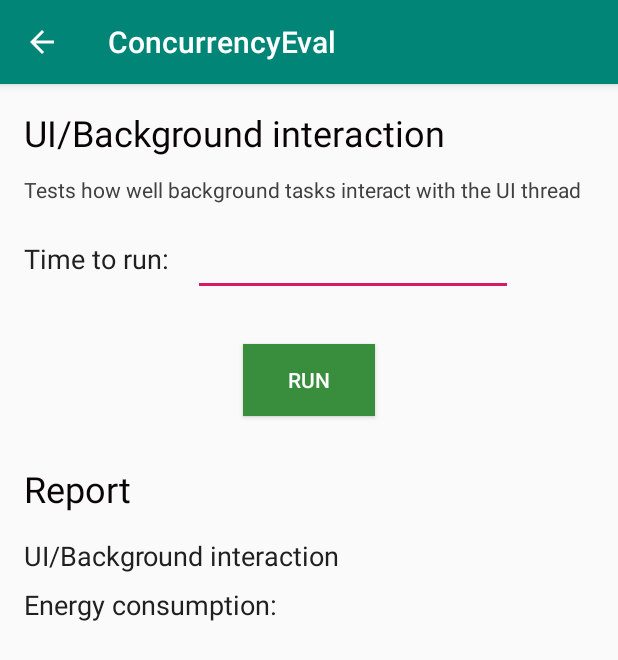
After one commit to WilliamWV/androidConcAndSync, an Android app: the UiBackActivity screen opened directly, with no data from a screen before it, on a phone screen of 412 x 824 dp. The commit adds this screen. Shown: the top 660 px of the screen. Run offline under Robolectric (Android 15) with nearby library versions, the phone set to English and light mode, and no system bars.

Commit message:
Added activity to UI/background interaction

```diff
--- a/app/src/main/AndroidManifest.xml
+++ b/app/src/main/AndroidManifest.xml
@@ -9,6 +9,13 @@
         android:roundIcon="@mipmap/ic_launcher_round"
         android:supportsRtl="true"
         android:theme="@style/AppTheme">
+        <activity
+            android:name=".activities.UiBackActivity"
+            android:parentActivityName=".activities.InitActivity">
+            <meta-data
+                android:name="android.support.PARENT_ACTIVITY"
+                android:value=".activities.InitActivity" />
+        </activity>
         <activity
             android:name=".activities.LargeFileDownActivity"
             android:parentActivityName=".activities.InitActivity">
--- a/app/src/main/java/com/example/concurrencyeval/activities/InitActivity.kt
+++ b/app/src/main/java/com/example/concurrencyeval/activities/InitActivity.kt
@@ -75,6 +75,9 @@ class InitActivity : AppCompatActivity(){
                 Constants.LARGE_DOWN -> Intent(this, LargeFileDownActivity::class.java).apply {
                     putExtra(Constants.IMPL_EXTRA, selectedImplementation)
                 }
+                Constants.UI_BACKGROUND -> Intent(this, UiBackActivity::class.java).apply {
+                    putExtra(Constants.IMPL_EXTRA, selectedImplementation)
+                }
                 else -> Intent(this, ProblemActivity::class.java).apply {
                     putExtra(Constants.PROBLEM_EXTRA, selectedProblem)
                     putExtra(Constants.IMPL_EXTRA, selectedImplementation)
--- /dev/null
+++ b/app/src/main/java/com/example/concurrencyeval/activities/UiBackActivity.kt
@@ -0,0 +1,13 @@
+package com.example.concurrencyeval.activities
+
+import android.support.v7.app.AppCompatActivity
+import android.os.Bundle
+import com.example.concurrencyeval.R
+
+class UiBackActivity : AppCompatActivity() {
+
+    override fun onCreate(savedInstanceState: Bundle?) {
+        super.onCreate(savedInstanceState)
+        setContentView(R.layout.activity_ui_back)
+    }
+}
--- a/app/src/main/res/layout/activity_conc_sum.xml
+++ b/app/src/main/res/layout/activity_conc_sum.xml
@@ -34,7 +34,7 @@
             android:layout_marginLeft="16dp" android:layout_marginStart="16dp" android:textColor="@color/textColor"
             android:textSize="18sp"/>
     <TextView
-            android:text="@string/time_to_run_label"
+            android:text="@string/tasks_to_run_label"
             android:layout_width="wrap_content"
             android:layout_height="wrap_content"
             android:id="@+id/cs_tv_tasks"
--- a/app/src/main/res/layout/activity_mat_mult.xml
+++ b/app/src/main/res/layout/activity_mat_mult.xml
@@ -34,7 +34,7 @@
             android:layout_marginLeft="16dp" android:layout_marginStart="16dp" android:textColor="@color/textColor"
             android:textSize="18sp"/>
     <TextView
-            android:text="@string/time_to_run_label"
+            android:text="@string/tasks_to_run_label"
             android:layout_width="wrap_content"
             android:layout_height="wrap_content"
             android:id="@+id/mm_tv_tasks"
--- /dev/null
+++ b/app/src/main/res/layout/activity_ui_back.xml
@@ -0,0 +1,94 @@
+<?xml version="1.0" encoding="utf-8"?>
+<android.support.constraint.ConstraintLayout
+    xmlns:android="http://schemas.android.com/apk/res/android"
+    xmlns:tools="http://schemas.android.com/tools"
+    xmlns:app="http://schemas.android.com/apk/res-auto"
+    android:layout_width="match_parent"
+    android:layout_height="match_parent"
+    tools:context=".activities.UiBackActivity">
+
+    <TextView
+        android:text="@string/ui_activity_title"
+        android:layout_width="wrap_content"
+        android:layout_height="wrap_content"
+        android:id="@+id/ui_tv_title" app:layout_constraintStart_toStartOf="parent"
+        android:layout_marginLeft="16dp"
+        android:layout_marginStart="16dp" app:layout_constraintTop_toTopOf="parent"
+        android:textColor="@color/titleColor" android:textSize="24sp" android:layout_marginTop="16dp"/>
+    <TextView
+        android:text="@string/ui_tv_description"
+        android:layout_width="0dp"
+        android:layout_height="wrap_content"
+        android:id="@+id/ui_tv_description"
+        app:layout_constraintTop_toBottomOf="@+id/ui_tv_title" app:layout_constraintStart_toStartOf="parent"
+        android:layout_marginLeft="16dp" android:layout_marginStart="16dp"
+        android:textColor="@color/descriptionColor"
+        android:layout_marginTop="12dp" app:layout_constraintEnd_toEndOf="parent" android:layout_marginRight="16dp"
+        android:layout_marginEnd="16dp" android:gravity="start"/>
+    <TextView
+        android:text="@string/time_to_run_label"
+        android:layout_width="wrap_content"
+        android:layout_height="wrap_content"
+        android:id="@+id/ui_tv_time"
+        app:layout_constraintStart_toStartOf="parent"
+        android:layout_marginLeft="16dp" android:layout_marginStart="16dp" android:textColor="@color/textColor"
+        android:textSize="18sp"
+        app:layout_constraintTop_toBottomOf="@+id/ui_tv_description" android:layout_marginTop="24dp"/>
+    <EditText
+        android:layout_width="wrap_content"
+        android:layout_height="wrap_content"
+        android:ems="10"
+        android:id="@+id/ui_et_time"
+        app:layout_constraintStart_toEndOf="@+id/ui_tv_time" android:layout_marginStart="16dp"
+        android:layout_marginLeft="16dp"
+        android:textColor="@color/descriptionColor" android:inputType="numberDecimal" tools:ignore="Autofill"
+        android:layout_marginTop="16dp" app:layout_constraintTop_toBottomOf="@+id/ui_tv_description"/>
+    <Button
+        android:text="@string/run_button"
+        android:layout_width="wrap_content"
+        android:layout_height="wrap_content"
+        android:id="@+id/ui_run_button" app:layout_constraintStart_toStartOf="parent" android:layout_marginLeft="8dp"
+        android:layout_marginStart="8dp" app:layout_constraintEnd_toEndOf="parent" android:layout_marginEnd="8dp"
+        android:layout_marginRight="8dp" android:layout_marginTop="32dp"
+        app:layout_constraintTop_toBottomOf="@+id/ui_et_time" android:background="@color/buttonColor"
+        android:textColor="@color/white"/>
+    <TextView
+        android:text="@string/report"
+        android:layout_width="wrap_content"
+        android:layout_height="wrap_content"
+        android:id="@+id/ui_tv_report" android:layout_marginTop="32dp"
+        app:layout_constraintTop_toBottomOf="@+id/ui_run_button" app:layout_constraintStart_toStartOf="parent"
+        android:layout_marginLeft="16dp" android:layout_marginStart="16dp" android:textSize="24sp"
+        android:textColor="@color/titleColor"/>
+    <TextView
+        android:text="@string/UiBackInter"
+        android:layout_width="wrap_content"
+        android:layout_height="wrap_content"
+        android:id="@+id/ui_inter_label" android:layout_marginTop="16dp"
+        app:layout_constraintTop_toBottomOf="@+id/ui_tv_report" app:layout_constraintStart_toStartOf="parent"
+        android:layout_marginLeft="16dp" android:layout_marginStart="16dp" android:textColor="@color/textColor"
+        android:textSize="18sp"/>
+    <TextView
+        android:layout_width="wrap_content"
+        android:layout_height="wrap_content"
+        android:id="@+id/ui_inter_report" app:layout_constraintStart_toEndOf="@+id/ui_inter_label"
+        android:layout_marginLeft="8dp" android:layout_marginStart="8dp" android:layout_marginTop="16dp"
+        app:layout_constraintTop_toBottomOf="@+id/ui_tv_report" android:textSize="18sp"/>
+    <TextView
+        android:text="@string/energy_consumption"
+        android:layout_width="wrap_content"
+        android:layout_height="wrap_content"
+        android:id="@+id/ui_energy_label"
+        app:layout_constraintStart_toStartOf="parent"
+        android:layout_marginLeft="16dp" android:layout_marginStart="16dp" android:textColor="@color/textColor"
+        android:textSize="18sp" android:layout_marginTop="8dp"
+        app:layout_constraintTop_toBottomOf="@+id/ui_inter_label"/>
+    <TextView
+        android:layout_width="wrap_content"
+        android:layout_height="wrap_content"
+        android:id="@+id/ui_energy_report"
+        android:textSize="18sp"
+        app:layout_constraintStart_toEndOf="@+id/ui_energy_label" android:layout_marginLeft="8dp"
+        android:layout_marginStart="8dp" android:layout_marginTop="16dp"
+        app:layout_constraintTop_toBottomOf="@+id/ui_inter_label"/>
+</android.support.constraint.ConstraintLayout>
--- a/app/src/main/res/values/strings.xml
+++ b/app/src/main/res/values/strings.xml
@@ -10,7 +10,8 @@
     </string>
     <string name="mm_size_label">Matrix size:</string>
     <string name="mm_size_hint">Size</string>
-    <string name="time_to_run_label">Tasks to use:</string>
+    <string name="tasks_to_run_label">Tasks to use:</string>
+    <string name="time_to_run_label">Time to run:</string>
     <string name="tasks_hint">Tasks</string>
     <string name="run_button">Run</string>
     <string name="report">Report</string>
@@ -30,6 +31,9 @@
     <string name="sf_tv_description">Test downloading many small files</string>
     <string name="lf_activity_title">Download of large file</string>
     <string name="lf_tv_description">Test downloading one large file</string>
+    <string name="ui_activity_title">UI/Background interaction</string>
+    <string name="ui_tv_description">Tests how well background tasks interact with the UI thread</string>
+    <string name="UiBackInter">UI/Background interaction</string>
     <string-array name="problems">
         <item>Matrix multiplication</item>
         <item>Philosophers</item>
```
